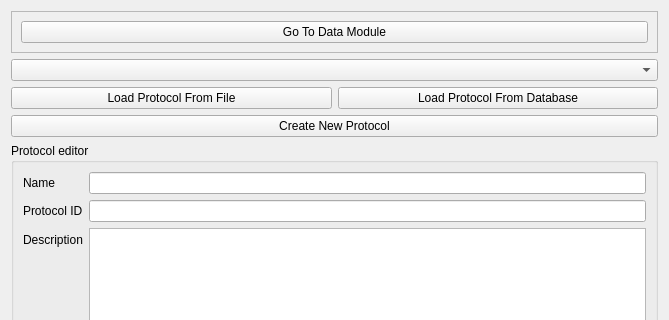
This is OpenLIFUProtocolConfig/Resources/UI/OpenLIFUProtocolConfig.ui in OpenwaterHealth/SlicerOpenLIFU as Qt 5 draws it before an edit; both pictures show x 0 to 669 and y 0 to 320 of the 669 by 1262 pixel window. The edited form follows.
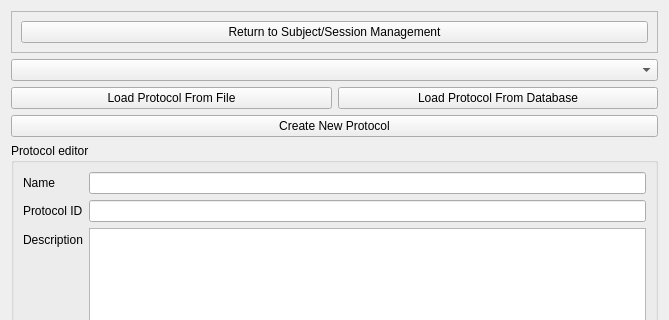
This is the edited form. Custom widgets are drawn as their Qt base class.

Commit message: Reword button names (#245)

The edit to the form file:
```diff
--- a/OpenLIFUProtocolConfig/Resources/UI/OpenLIFUProtocolConfig.ui
+++ b/OpenLIFUProtocolConfig/Resources/UI/OpenLIFUProtocolConfig.ui
@@ -23,7 +23,7 @@
       <item>
        <widget class="QPushButton" name="goToDataModulePushButton">
         <property name="text">
-         <string>Go To Data Module</string>
+         <string>Return to Subject/Session Management</string>
         </property>
        </widget>
       </item>
```
Left out of the diff: 4 changed lines with no effect on the pictures. The commit also changes 3 other files.
